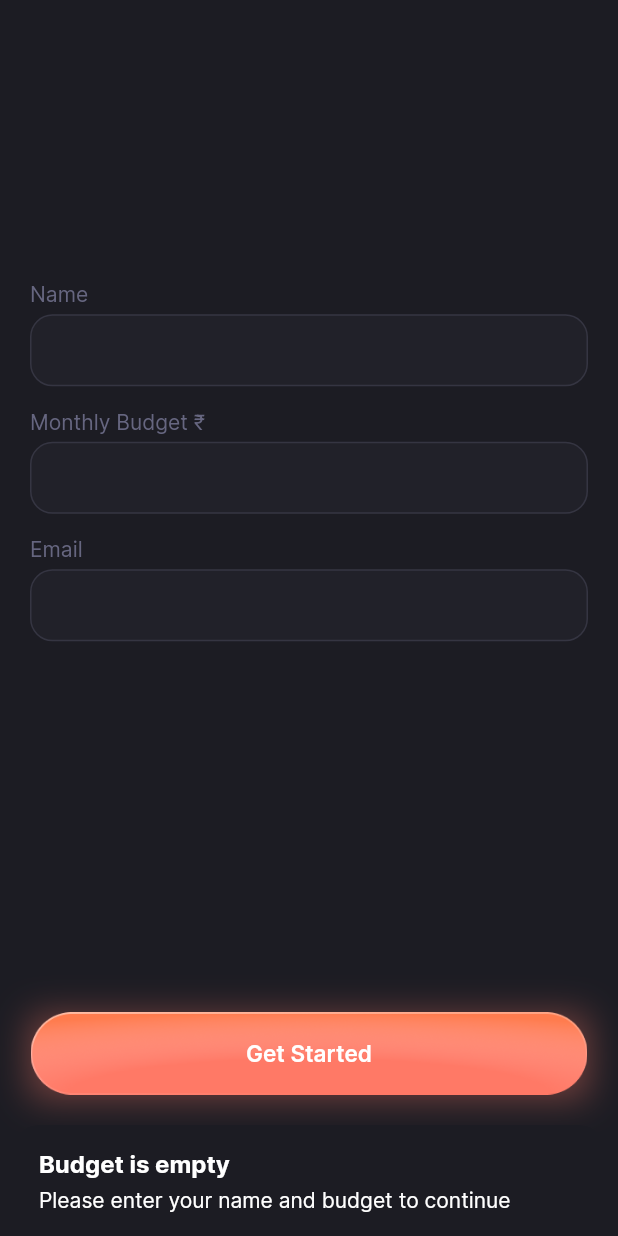
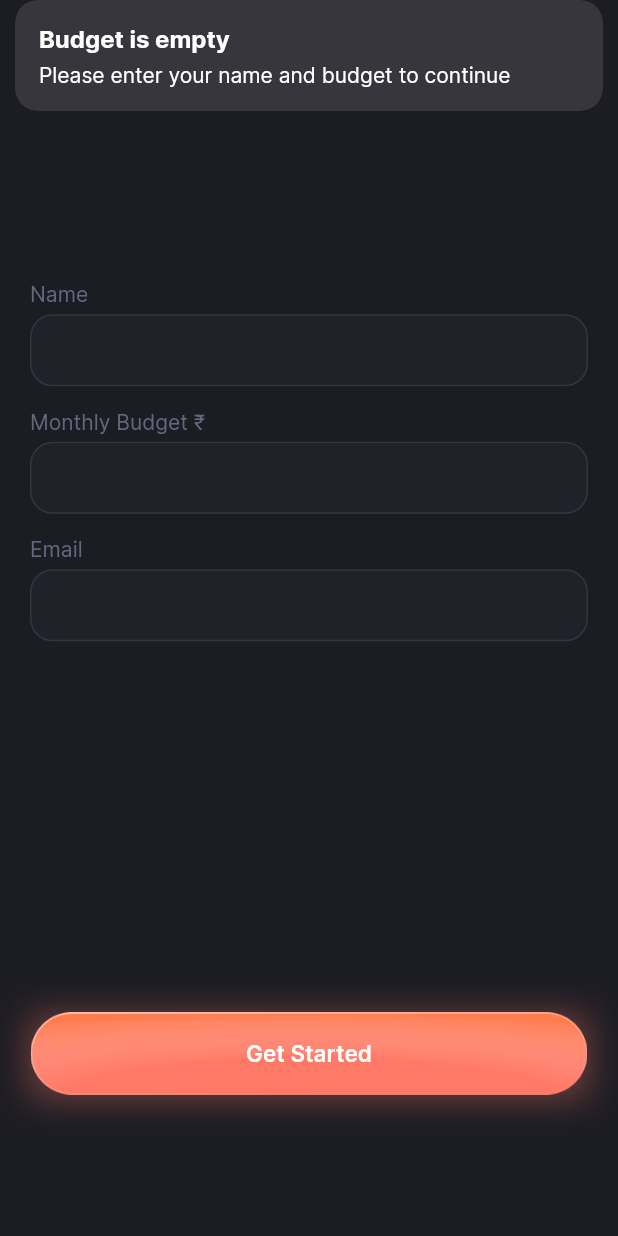
Before and after one commit to adiyadav123/budgetbuddy, a Flutter app: the ConfigPage screen opened directly, scrolled down 71 dp, after a tap on "Get Started", on a phone screen of 412 x 824 dp. Run offline on Flutter 3.47's test engine with Material 3 defaults, Android fonts, the light colour scheme and no system bars; our stand-ins replace card_swiper, carousel_slider, dotted_border, firebase_auth, firebase_core, flutter_pw_validator and 4 more; missing offline and left inert: calendar_agenda, dart:ffi; accounts and stored records are empty; generated files the repository leaves out were written again.

Commit message:
Remove snackPosition and backgroundColor from Get.snackbar calls

```diff
--- a/lib/views/login/config.dart
+++ b/lib/views/login/config.dart
@@ -208,8 +208,6 @@ class _ConfigPageState extends State<ConfigPage> {
     if (budget.isEmpty || name.isEmpty) {
       Get.snackbar(
           "Budget is empty", "Please enter your name and budget to continue",
-          snackPosition: SnackPosition.BOTTOM,
-          backgroundColor: TColor.gray80,
           colorText: TColor.white);
     } else {
       var box = await Hive.openBox("user");
--- a/lib/views/login/social_config.dart
+++ b/lib/views/login/social_config.dart
@@ -165,8 +165,6 @@ class _SocialConfigPageState extends State<SocialConfigPage> {
     if (budget.isEmpty || name.isEmpty) {
       Get.snackbar(
           "Budget is empty", "Please enter your name and budget to continue",
-          snackPosition: SnackPosition.BOTTOM,
-          backgroundColor: TColor.gray80,
           colorText: TColor.white);
     } else {
       var box = await Hive.openBox("user");
```
